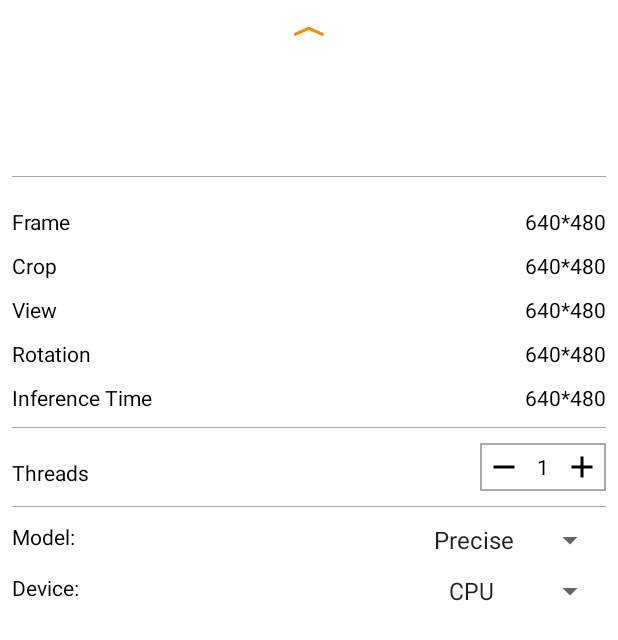
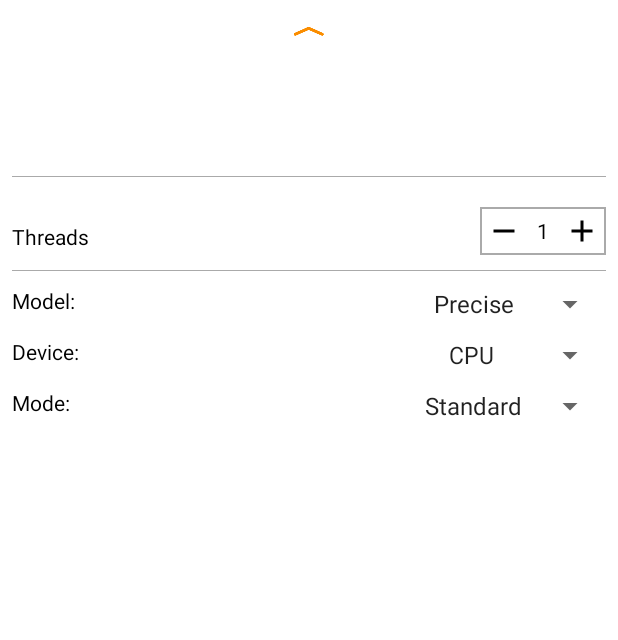
Before and after one commit to lorenzo-massa/SmartTourism-Image-Recognition-Android, an Android app: the layout tfe_ic_layout_bottom_sheet.xml on its own in the app's theme, with its tools: preview values and no code run, on a phone screen of 412 x 824 dp. Shown: the top 640 px of the screen. Run offline under Robolectric (Android 15) with nearby library versions, the light colour scheme and no system bars.

Commit message:
Bottom sheet updated

```diff
--- a/app/src/main/res/layout/tfe_ic_layout_bottom_sheet.xml
+++ b/app/src/main/res/layout/tfe_ic_layout_bottom_sheet.xml
@@ -104,6 +104,7 @@
             android:background="@android:color/darker_gray" />
     </LinearLayout>
 
+    <!--
     <LinearLayout
         android:layout_width="match_parent"
         android:layout_height="wrap_content"
@@ -225,6 +226,8 @@
         android:layout_marginTop="10dp"
         android:background="@android:color/darker_gray" />
 
+       -->
+
     <RelativeLayout
         android:layout_width="match_parent"
         android:layout_height="wrap_content"
@@ -322,4 +325,26 @@
             android:prompt="@string/tfe_ic_device" />
     </RelativeLayout>
 
+    <RelativeLayout
+        android:layout_width="match_parent"
+        android:layout_height="wrap_content"
+        android:orientation="horizontal">
+
+        <TextView
+            android:layout_width="wrap_content"
+            android:layout_height="wrap_content"
+            android:layout_marginTop="10dp"
+            android:text="Mode: "
+            android:textColor="@android:color/black" />
+
+        <Spinner
+            android:id="@+id/mode_spinner"
+            android:layout_width="wrap_content"
+            android:layout_height="wrap_content"
+            android:layout_alignParentRight="true"
+            android:layout_marginTop="10dp"
+            android:entries="@array/modes_array"
+            android:prompt="@string/tfe_ic_mode" />
+    </RelativeLayout>
+
 </LinearLayout>
--- a/app/src/main/res/values/strings.xml
+++ b/app/src/main/res/values/strings.xml
@@ -3,6 +3,7 @@
     <string name="tfe_ic_camera_error" translation_description="Error regarding camera support[CHAR_LIMIT=40]">This device doesn\'t support Camera2 API.</string>
     <string name="tfe_ic_gpu_quant_error" translation_description="Error regarding GPU support for Quant models[CHAR_LIMIT=60]">GPU does not yet supported quantized models.</string>
     <string name="tfe_ic_model" translatable="false">Model:</string>
+    <string name="tfe_ic_mode" translatable="false">Mode:</string>
     <string-array name="tfe_ic_models" translatable="false">
         <item>Precise</item>
         <item>Medium</item>
@@ -20,4 +21,10 @@
         <item>English</item>
         <item>Italian</item>
     </string-array>
+
+    <string-array name="modes_array">
+        <item>Standard</item>
+        <item>ORB</item>
+        <item>OBJ</item>
+    </string-array>
 </resources>
--- a/lib_support/src/main/java/org/tensorflow/lite/examples/classification/tflite/ClassifierMobileNetLarge075.java
+++ b/lib_support/src/main/java/org/tensorflow/lite/examples/classification/tflite/ClassifierMobileNetLarge075.java
@@ -48,9 +48,9 @@
      *
      * @param activity
      */
-    public ClassifierMobileNetLarge075(Activity activity, Device device, int numThreads)
+    public ClassifierMobileNetLarge075(Activity activity, Device device, int numThreads, Mode mode)
             throws IOException {
-        super(activity, device, numThreads);
+        super(activity, device, numThreads, mode);
     }
 
     @Override
--- a/lib_support/src/main/java/org/tensorflow/lite/examples/classification/tflite/ClassifierMobileNetLarge100.java
+++ b/lib_support/src/main/java/org/tensorflow/lite/examples/classification/tflite/ClassifierMobileNetLarge100.java
@@ -44,9 +44,9 @@
      *
      * @param activity
      */
-    public ClassifierMobileNetLarge100(Activity activity, Device device, int numThreads)
+    public ClassifierMobileNetLarge100(Activity activity, Device device, int numThreads, Mode mode)
             throws IOException {
-        super(activity, device, numThreads);
+        super(activity, device, numThreads, mode);
     }
 
     @Override
--- a/lib_support/src/main/java/org/tensorflow/lite/examples/classification/tflite/ClassifierMobileNetSmall100.java
+++ b/lib_support/src/main/java/org/tensorflow/lite/examples/classification/tflite/ClassifierMobileNetSmall100.java
@@ -47,9 +47,9 @@
      *
      * @param activity
      */
-    public ClassifierMobileNetSmall100(Activity activity, Device device, int numThreads)
+    public ClassifierMobileNetSmall100(Activity activity, Device device, int numThreads, Mode mode)
             throws IOException {
-        super(activity, device, numThreads);
+        super(activity, device, numThreads, mode);
     }
 
     @Override
--- a/lib_support/src/main/java/org/tensorflow/lite/examples/classification/tflite/ClassifierNewNeuralNetworkClass.java
+++ b/lib_support/src/main/java/org/tensorflow/lite/examples/classification/tflite/ClassifierNewNeuralNetworkClass.java
@@ -47,9 +47,9 @@
      *
      * @param activity
      */
-    public ClassifierNewNeuralNetworkClass(Activity activity, Device device, int numThreads)
+    public ClassifierNewNeuralNetworkClass(Activity activity, Device device, int numThreads, Mode mode)
             throws IOException {
-        super(activity, device, numThreads);
+        super(activity, device, numThreads, mode);
     }
 
     @Override
--- a/lib_support/src/main/java/org/tensorflow/lite/examples/classification/tflite/ClassifierQuantizedMobileNet.java
+++ b/lib_support/src/main/java/org/tensorflow/lite/examples/classification/tflite/ClassifierQuantizedMobileNet.java
@@ -48,9 +48,9 @@
      *
      * @param activity
      */
-    public ClassifierQuantizedMobileNet(Activity activity, Device device, int numThreads)
+    public ClassifierQuantizedMobileNet(Activity activity, Device device, int numThreads, Mode mode)
             throws IOException {
-        super(activity, device, numThreads);
+        super(activity, device, numThreads, mode);
     }
 
     @Override
```
Also changed, not shown: app/src/main/java/org/tensorflow/lite/examples/classification/CameraActivity.java (+68 -4 lines), app/src/main/java/org/tensorflow/lite/examples/classification/ClassifierActivity.java (+10 -6 lines), lib_support/src/main/java/org/tensorflow/lite/examples/classification/tflite/Classifier.java (+15 -5 lines), lib_support/src/main/java/org/tensorflow/lite/examples/classification/tflite/DetectionHelper.java (added, +161 -0 lines), 57 other files.
